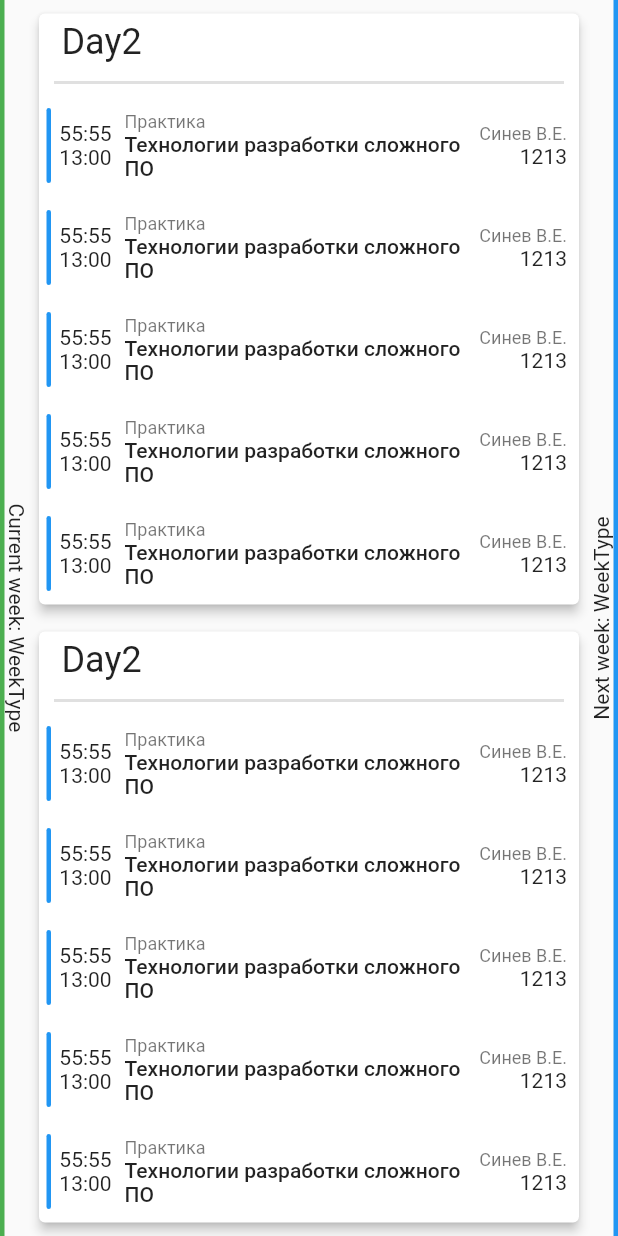
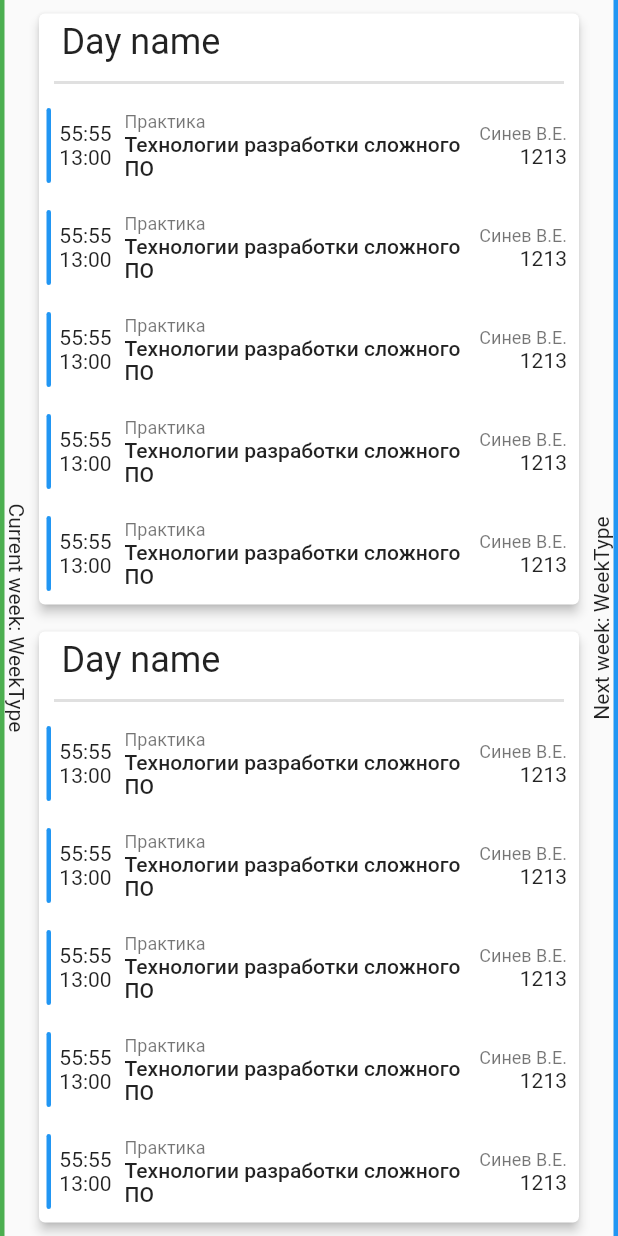
Before and after one commit to KamushekDev/Schoodule.Flutter, a Flutter app: the screen it shows after launch, on a phone screen of 412 x 824 dp. Run offline on Flutter 3.47's test engine with Material 2 defaults, Android fonts, the phone set to English and light mode, and no system bars.

Commit message:
Cache test

```diff
--- a/lib/DayWidget.dart
+++ b/lib/DayWidget.dart
@@ -21,8 +21,8 @@ class _DayWidgetState extends State<DayWidget> {
               padding: EdgeInsets.symmetric(vertical: 5, horizontal: 15),
               child: Align(
                 alignment: Alignment.centerLeft,
-                child:
-                    Text('Day2', style: Theme.of(context).textTheme.headline5),
+                child: Text('Day name',
+                    style: Theme.of(context).textTheme.headline5),
               ),
             ),
             Divider(
```
